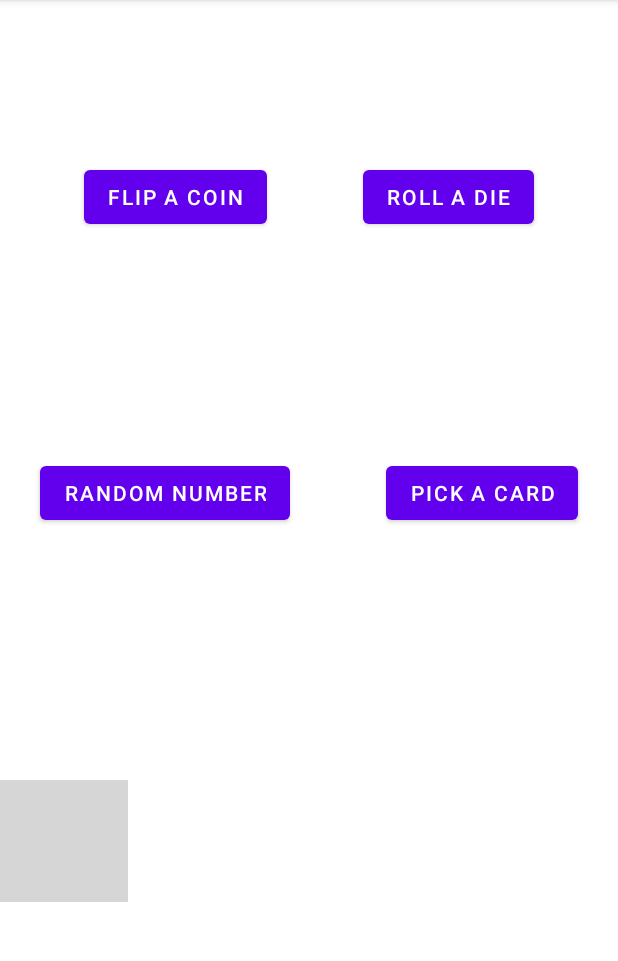
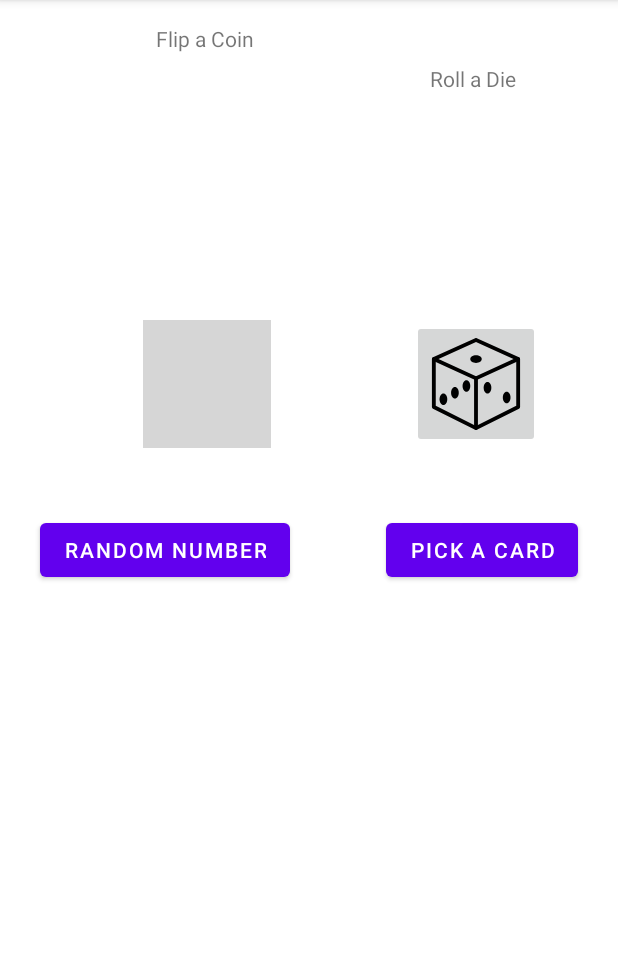
Before and after one commit to tucker-tyler/Randomizer-Android, an Android app: the screen it shows after launch (MainActivity), on a phone screen of 412 x 824 dp, the part 84-1045 px from its top. Run offline under Robolectric (Android 15) with nearby library versions, the phone set to English and light mode, and no system bars; grey boxes are pictures that could not be loaded.

Commit message:
replaced dice button with image

```diff
--- /dev/null
+++ b/Randomizer/app/src/main/res/drawable/dice.xml
@@ -0,0 +1,33 @@
+<vector xmlns:android="http://schemas.android.com/apk/res/android"
+    android:width="512.016dp"
+    android:height="512.016dp"
+    android:viewportWidth="512.016"
+    android:viewportHeight="512.016">
+  <path
+      android:fillColor="#FF000000"
+      android:pathData="M495.091,107.643L260.424,0.976c-2.816,-1.301 -6.016,-1.301 -8.832,0L16.925,107.643c-3.797,1.728 -6.251,5.525 -6.251,9.707v266.667c0,4.032 2.283,7.723 5.888,9.536l234.667,117.333c1.515,0.747 3.136,1.131 4.779,1.131c1.643,0 3.264,-0.384 4.779,-1.131l234.667,-117.333c3.605,-1.813 5.888,-5.504 5.888,-9.536V117.349C501.341,113.168 498.888,109.371 495.091,107.643zM480.008,377.424l-224,112l-224,-112V124.219l224,-101.824l224,101.824V377.424z"/>
+  <path
+      android:fillColor="#FF000000"
+      android:pathData="M500.381,112.933c-2.432,-5.376 -8.725,-7.701 -14.123,-5.291L256.008,212.304L25.757,107.643c-5.419,-2.411 -11.691,-0.085 -14.123,5.291c-2.432,5.376 -0.064,11.691 5.291,14.123l234.667,106.667c1.408,0.64 2.901,0.96 4.416,0.96c1.515,0 3.008,-0.32 4.416,-0.96l234.667,-106.667C500.445,124.624 502.813,118.309 500.381,112.933z"/>
+  <path
+      android:fillColor="#FF000000"
+      android:pathData="M256.008,213.349c-5.888,0 -10.667,4.779 -10.667,10.667v277.333c0,5.888 4.779,10.667 10.667,10.667s10.667,-4.779 10.667,-10.667V224.016C266.675,218.128 261.896,213.349 256.008,213.349z"/>
+  <path
+      android:fillColor="#FF000000"
+      android:pathData="M256.008,96.016c-18.539,0 -32,8.981 -32,21.333c0,12.352 13.461,21.333 32,21.333c18.539,0 32,-8.981 32,-21.333C288.008,104.997 274.547,96.016 256.008,96.016z"/>
+  <path
+      android:fillColor="#FF000000"
+      android:pathData="M202.675,234.683c-12.373,0 -21.333,13.461 -21.333,32c0,18.539 8.96,32 21.333,32s21.333,-13.461 21.333,-32C224.008,248.144 215.048,234.683 202.675,234.683z"/>
+  <path
+      android:fillColor="#FF000000"
+      android:pathData="M138.675,272.485c-12.373,0 -21.333,13.461 -21.333,32c0,18.539 8.96,32 21.333,32s21.333,-13.461 21.333,-32C160.008,285.947 151.048,272.485 138.675,272.485z"/>
+  <path
+      android:fillColor="#FF000000"
+      android:pathData="M74.675,309.349c-12.373,0 -21.333,13.461 -21.333,32c0,18.539 8.96,32 21.333,32s21.333,-13.461 21.333,-32C96.008,322.811 87.048,309.349 74.675,309.349z"/>
+  <path
+      android:fillColor="#FF000000"
+      android:pathData="M320.008,245.349c-12.373,0 -21.333,13.461 -21.333,32c0,18.539 8.96,32 21.333,32c12.373,0 21.333,-13.461 21.333,-32C341.341,258.811 332.381,245.349 320.008,245.349z"/>
+  <path
+      android:fillColor="#FF000000"
+      android:pathData="M426.675,298.683c-12.373,0 -21.333,13.461 -21.333,32c0,18.539 8.96,32 21.333,32c12.373,0 21.333,-13.461 21.333,-32C448.008,312.144 439.048,298.683 426.675,298.683z"/>
+</vector>
--- a/Randomizer/app/src/main/res/layout/activity_main.xml
+++ b/Randomizer/app/src/main/res/layout/activity_main.xml
@@ -2,6 +2,7 @@
 <androidx.constraintlayout.widget.ConstraintLayout xmlns:android="http://schemas.android.com/apk/res/android"
     xmlns:app="http://schemas.android.com/apk/res-auto"
     xmlns:tools="http://schemas.android.com/tools"
+    android:id="@+id/layout_main_activity"
     android:layout_width="match_parent"
     android:layout_height="match_parent"
     tools:context=".MainActivity"
@@ -16,50 +17,11 @@
     <!--        tools:layout_editor_absoluteY="1dp">-->
 
     <Button
-        android:id="@+id/nav_coin_button"
-        android:layout_width="wrap_content"
-        android:layout_height="wrap_content"
-        android:layout_marginStart="100dp"
-        android:layout_marginLeft="100dp"
-        android:layout_marginTop="69dp"
-        android:layout_marginEnd="32dp"
-        android:layout_marginRight="32dp"
-        android:layout_marginBottom="50dp"
-        android:layout_weight="1"
-        android:onClick="coinFlipOpener"
-        android:text="@string/nav_coin_button"
-        app:iconPadding="16dp"
-        app:layout_constraintBottom_toTopOf="@+id/nav_random_num_button"
-        app:layout_constraintEnd_toStartOf="@+id/nav_dice_button"
-        app:layout_constraintStart_toStartOf="parent"
-        app:layout_constraintTop_toTopOf="parent" />
-
-    <Button
-        android:id="@+id/nav_dice_button"
-        android:layout_width="wrap_content"
-        android:layout_height="wrap_content"
-        android:layout_marginStart="32dp"
-        android:layout_marginLeft="32dp"
-        android:layout_marginTop="69dp"
-        android:layout_marginEnd="100dp"
-        android:layout_marginRight="100dp"
-        android:layout_marginBottom="50dp"
-        android:layout_weight="1"
-        android:onClick="diceRollOpener"
-        android:text="@string/nav_dice_button"
-        app:iconPadding="16dp"
-        app:layout_constraintBottom_toTopOf="@+id/nav_playing_card"
-        app:layout_constraintEnd_toEndOf="parent"
-        app:layout_constraintStart_toEndOf="@+id/nav_coin_button"
-        app:layout_constraintTop_toTopOf="parent" />
-
-    <Button
         android:id="@+id/nav_random_num_button"
         android:layout_width="wrap_content"
         android:layout_height="wrap_content"
         android:layout_marginStart="50dp"
         android:layout_marginLeft="50dp"
-        android:layout_marginTop="61dp"
         android:layout_marginEnd="32dp"
         android:layout_marginRight="32dp"
         android:layout_marginBottom="377dp"
@@ -69,8 +31,7 @@
         app:iconPadding="16dp"
         app:layout_constraintBottom_toBottomOf="parent"
         app:layout_constraintEnd_toStartOf="@+id/nav_playing_card"
-        app:layout_constraintStart_toStartOf="parent"
-        app:layout_constraintTop_toBottomOf="@+id/nav_coin_button" />
+        app:layout_constraintStart_toStartOf="parent" />
 
     <Button
         android:id="@+id/nav_playing_card"
@@ -78,7 +39,6 @@
         android:layout_height="wrap_content"
         android:layout_marginStart="32dp"
         android:layout_marginLeft="32dp"
-        android:layout_marginTop="61dp"
         android:layout_marginEnd="50dp"
         android:layout_marginRight="50dp"
         android:layout_marginBottom="377dp"
@@ -88,18 +48,59 @@
         app:iconPadding="16dp"
         app:layout_constraintBottom_toBottomOf="parent"
         app:layout_constraintEnd_toEndOf="parent"
-        app:layout_constraintStart_toEndOf="@+id/nav_random_num_button"
-        app:layout_constraintTop_toBottomOf="@+id/nav_dice_button" />
+        app:layout_constraintStart_toEndOf="@+id/nav_random_num_button" />
 
     <ImageButton
-        android:id="@+id/imgBtnCoin"
+        android:id="@+id/nav_coin_button"
         android:layout_width="85dp"
-        android:layout_height="81dp"
+        android:layout_height="85dp"
+        android:layout_marginBottom="44dp"
         android:onClick="coinFlipOpener"
         android:scaleType="fitCenter"
-        app:layout_constraintBottom_toBottomOf="parent"
-        app:layout_constraintTop_toBottomOf="@+id/nav_random_num_button"
-        app:srcCompat="@drawable/dollar"
-        tools:layout_editor_absoluteX="67dp" />
+        app:layout_constraintBottom_toTopOf="@+id/nav_random_num_button"
+        app:layout_constraintEnd_toStartOf="@+id/nav_dice_image_button"
+        app:layout_constraintHorizontal_bias="0.505"
+        app:layout_constraintStart_toStartOf="parent"
+        app:srcCompat="@drawable/dollar" />
+
+    <TextView
+        android:id="@+id/nav_coin_title"
+        android:layout_width="wrap_content"
+        android:layout_height="wrap_content"
+        android:layout_marginStart="104dp"
+        android:layout_marginLeft="104dp"
+        android:layout_marginTop="16dp"
+        android:text="@string/nav_coin_title"
+        app:layout_constraintBottom_toTopOf="@+id/nav_coin_button"
+        app:layout_constraintEnd_toStartOf="@+id/nav_dice_title"
+        app:layout_constraintHorizontal_bias="0.0"
+        app:layout_constraintStart_toStartOf="parent"
+        app:layout_constraintTop_toTopOf="parent"
+        app:layout_constraintVertical_bias="0.0" />
+
+    <ImageButton
+        android:id="@+id/nav_dice_image_button"
+        android:layout_width="85dp"
+        android:layout_height="85dp"
+        android:layout_marginBottom="44dp"
+        android:onClick="diceRollOpener"
+        android:scaleType="fitCenter"
+        app:layout_constraintBottom_toTopOf="@+id/nav_playing_card"
+        app:layout_constraintEnd_toEndOf="parent"
+        app:layout_constraintHorizontal_bias="0.84"
+        app:layout_constraintStart_toStartOf="parent"
+        app:srcCompat="@drawable/dice" />
+
+    <TextView
+        android:id="@+id/nav_dice_title"
+        android:layout_width="wrap_content"
+        android:layout_height="wrap_content"
+        android:layout_marginEnd="68dp"
+        android:layout_marginRight="68dp"
+        android:text="@string/nav_dice_button"
+        app:layout_constraintBottom_toTopOf="@+id/nav_dice_image_button"
+        app:layout_constraintEnd_toEndOf="parent"
+        app:layout_constraintTop_toTopOf="parent"
+        app:layout_constraintVertical_bias="0.219" />
     <!--    </LinearLayout>-->
 </androidx.constraintlayout.widget.ConstraintLayout>
--- a/Randomizer/app/src/main/res/values/strings.xml
+++ b/Randomizer/app/src/main/res/values/strings.xml
@@ -2,7 +2,7 @@
     <string name="app_name">Randomizer</string>
 
     <!-- nav button names on main activity -->
-    <string name="nav_coin_button">Flip a Coin</string>
+    <string name="nav_coin_title">Flip a Coin</string>
     <string name="nav_dice_button">Roll a Die</string>
     <string name="nav_rand_num_button">Random Number</string>
     <string name="nav_playing_card_button">Pick a Card</string>
```
